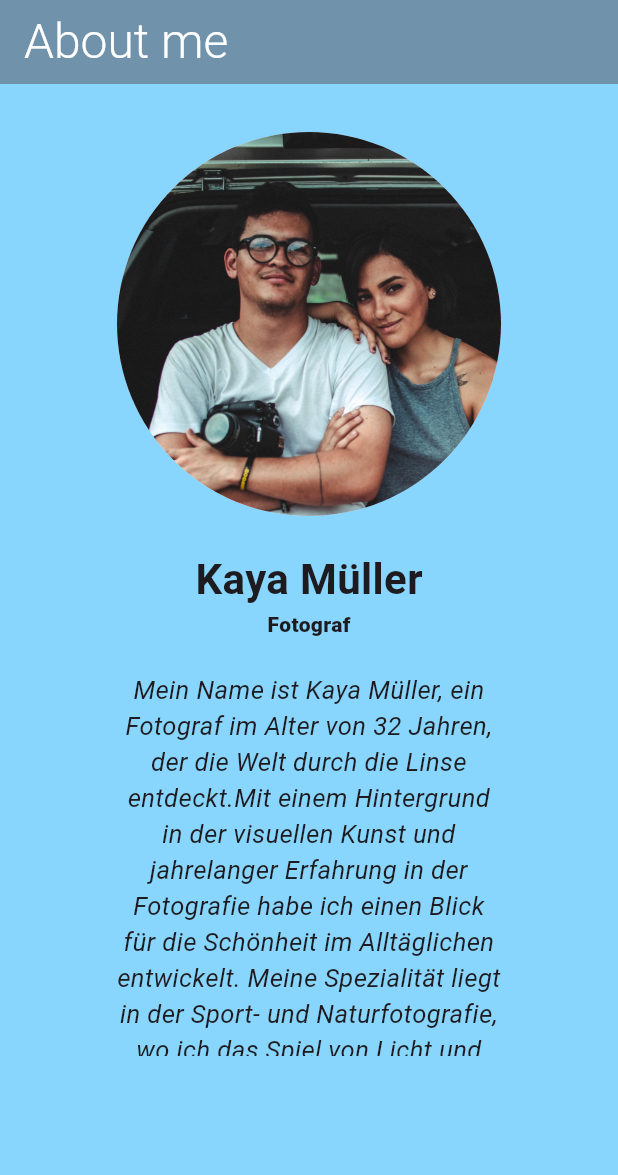
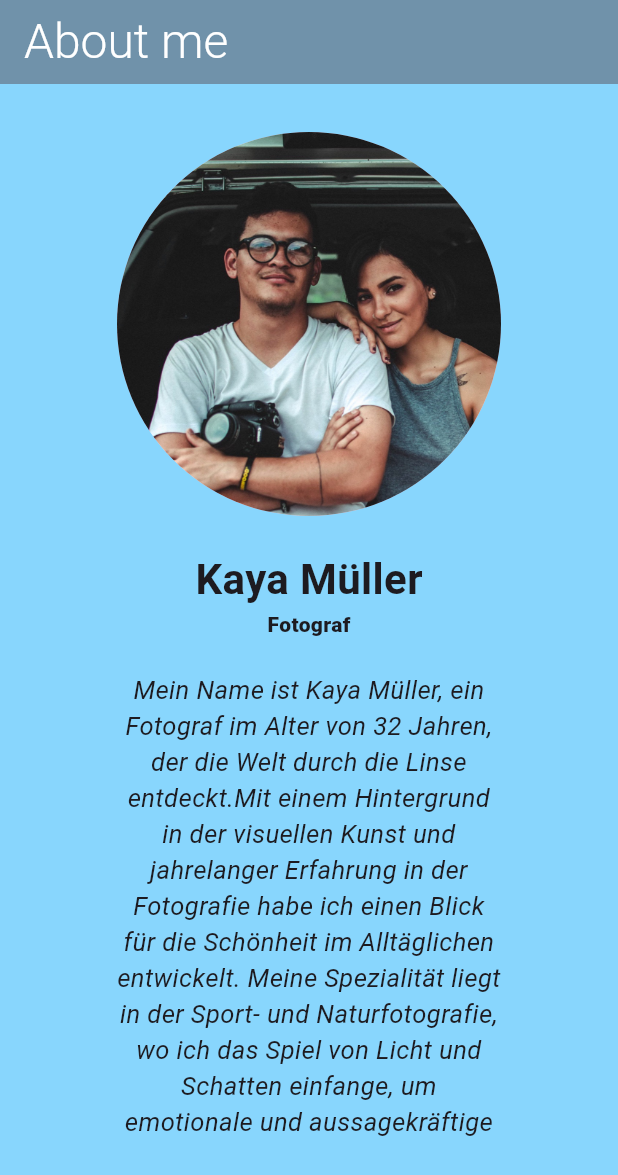
Before and after one commit to Dopa91/simple_gallery_app_dopatka, a Flutter app: the AboutMePage screen opened directly, on a phone screen of 412 x 824 dp. Shown: the top 1175 px of the screen. Run offline on Flutter 3.47's test engine with Material 3 defaults, Android fonts, the phone set to English and light mode, and no system bars; our stand-ins replace flutter_image_slideshow.

Commit message:
changed height

```diff
--- a/lib/features/about_me/screens/about_me_page.dart
+++ b/lib/features/about_me/screens/about_me_page.dart
@@ -42,7 +42,7 @@ class AboutMePage extends StatelessWidget {
                 height: 22,
               ),
               SizedBox(
-                height: 256,
+                height: 312,
                 width: 256,
                 child: ListView(
                   children: const [
```
